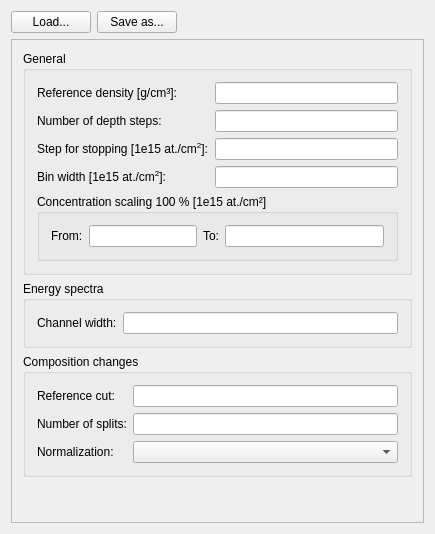
JYU-IBA/potku, file ui_files/ui_request_depth_profile_settings.ui: the form before one commit.
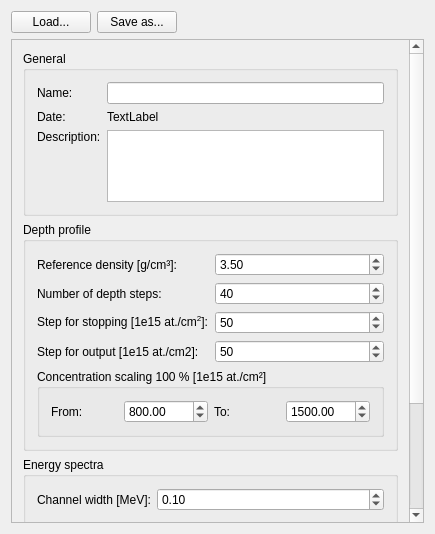
The form after the commit.

Commit message: Changed request profile settings to use spinboxes for numerical values. Also cleaned up and updated the dialog.

Patch:
```diff
--- a/ui_files/ui_request_depth_profile_settings.ui
+++ b/ui_files/ui_request_depth_profile_settings.ui
@@ -81,25 +81,110 @@
       <property name="geometry">
        <rect>
         <x>0</x>
-        <y>-34</y>
-        <width>402</width>
-        <height>512</height>
+        <y>-61</y>
+        <width>398</width>
+        <height>551</height>
        </rect>
       </property>
       <layout class="QVBoxLayout" name="verticalLayout_5">
        <item>
         <layout class="QVBoxLayout" name="verticalLayout_4">
          <item>
-          <widget class="QGroupBox" name="groupBox_4">
-           <property name="sizePolicy">
-            <sizepolicy hsizetype="Preferred" vsizetype="Preferred">
-             <horstretch>0</horstretch>
-             <verstretch>0</verstretch>
-            </sizepolicy>
-           </property>
+          <widget class="QGroupBox" name="generalGroupBox">
            <property name="title">
             <string>General</string>
            </property>
+           <layout class="QVBoxLayout" name="verticalLayout_7">
+            <item>
+             <layout class="QFormLayout" name="formLayout">
+              <item row="0" column="0">
+               <widget class="QLabel" name="label_31">
+                <property name="text">
+                 <string>Name:</string>
+                </property>
+               </widget>
+              </item>
+              <item row="0" column="1">
+               <widget class="QLineEdit" name="nameLineEdit">
+                <property name="sizePolicy">
+                 <sizepolicy hsizetype="Expanding" vsizetype="Fixed">
+                  <horstretch>0</horstretch>
+                  <verstretch>0</verstretch>
+                 </sizepolicy>
+                </property>
+                <property name="minimumSize">
+                 <size>
+                  <width>0</width>
+                  <height>0</height>
+                 </size>
+                </property>
+                <property name="maximumSize">
+                 <size>
+                  <width>16777215</width>
+                  <height>16777215</height>
+                 </size>
+                </property>
+               </widget>
+              </item>
+              <item row="1" column="0">
+               <widget class="QLabel" name="label_33">
+                <property name="text">
+                 <string>Date:</string>
+                </property>
+               </widget>
+              </item>
+              <item row="1" column="1">
+               <widget class="QLabel" name="dateLabel_2">
+                <property name="sizePolicy">
+                 <sizepolicy hsizetype="Preferred" vsizetype="Fixed">
+                  <horstretch>0</horstretch>
+                  <verstretch>0</verstretch>
+                 </sizepolicy>
+                </property>
+                <property name="text">
+                 <string>TextLabel</string>
+                </property>
+               </widget>
+              </item>
+              <item row="2" column="0">
+               <widget class="QLabel" name="label_32">
+                <property name="text">
+                 <string>Description:</string>
+                </property>
+                <property name="alignment">
+                 <set>Qt::AlignLeading|Qt::AlignLeft|Qt::AlignTop</set>
+                </property>
+               </widget>
+              </item>
+              <item row="2" column="1">
+               <widget class="QPlainTextEdit" name="descriptionPlainTextEdit">
+                <property name="sizePolicy">
+                 <sizepolicy hsizetype="Expanding" vsizetype="Fixed">
+                  <horstretch>0</horstretch>
+                  <verstretch>0</verstretch>
+                 </sizepolicy>
+                </property>
+                <property name="sizeAdjustPolicy">
+                 <enum>QAbstractScrollArea::AdjustToContents</enum>
+                </property>
+               </widget>
+              </item>
+             </layout>
+            </item>
+           </layout>
+          </widget>
+         </item>
+         <item>
+          <widget class="QGroupBox" name="depthProfileGroupBox">
+           <property name="sizePolicy">
+            <sizepolicy hsizetype="Preferred" vsizetype="Preferred">
+             <horstretch>0</horstretch>
+             <verstretch>0</verstretch>
+            </sizepolicy>
+           </property>
+           <property name="title">
+            <string>Depth profile</string>
+           </property>
            <layout class="QVBoxLayout" name="verticalLayout">
             <item>
              <layout class="QFormLayout" name="formLayout">
@@ -111,12 +196,12 @@
                </widget>
               </item>
               <item row="0" column="1">
-               <widget class="QLineEdit" name="referenceDensityLineEdit">
-                <property name="sizePolicy">
-                 <sizepolicy hsizetype="Expanding" vsizetype="Fixed">
-                  <horstretch>0</horstretch>
-                  <verstretch>0</verstretch>
-                 </sizepolicy>
+               <widget class="QDoubleSpinBox" name="referenceDensityDoubleSpinBox">
+                <property name="maximum">
+                 <double>100000000000000000620008645040778319495168.000000000000000</double>
+                </property>
+                <property name="value">
+                 <double>3.500000000000000</double>
                 </property>
                </widget>
               </item>
@@ -128,24 +213,12 @@
                </widget>
               </item>
               <item row="1" column="1">
-               <widget class="QLineEdit" name="numberOfDepthStepsLineEdit">
-                <property name="sizePolicy">
-                 <sizepolicy hsizetype="Expanding" vsizetype="Fixed">
-                  <horstretch>0</horstretch>
-                  <verstretch>0</verstretch>
-                 </sizepolicy>
+               <widget class="QSpinBox" name="numberOfDepthStepsSpinBox">
+                <property name="maximum">
+                 <number>999999999</number>
                 </property>
-                <property name="minimumSize">
-                 <size>
-                  <width>0</width>
-                  <height>0</height>
-                 </size>
-                </property>
-                <property name="maximumSize">
-                 <size>
-                  <width>16777215</width>
-                  <height>16777215</height>
-                 </size>
+                <property name="value">
+                 <number>40</number>
                 </property>
                </widget>
               </item>
@@ -157,53 +230,29 @@
                </widget>
               </item>
               <item row="2" column="1">
-               <widget class="QLineEdit" name="depthStepForStoppingLineEdit">
-                <property name="sizePolicy">
-                 <sizepolicy hsizetype="Expanding" vsizetype="Fixed">
-                  <horstretch>0</horstretch>
-                  <verstretch>0</verstretch>
-                 </sizepolicy>
+               <widget class="QSpinBox" name="depthStepForStoppingSpinBox">
+                <property name="maximum">
+                 <number>999999999</number>
                 </property>
-                <property name="minimumSize">
-                 <size>
-                  <width>0</width>
-                  <height>0</height>
-                 </size>
-                </property>
-                <property name="maximumSize">
-                 <size>
-                  <width>16777215</width>
-                  <height>16777215</height>
-                 </size>
+                <property name="value">
+                 <number>50</number>
                 </property>
                </widget>
               </item>
               <item row="3" column="0">
-               <widget class="QLabel" name="label_22">
+               <widget class="QLabel" name="stepForOutputLabel">
                 <property name="text">
-                 <string>&lt;html&gt;&lt;head/&gt;&lt;body&gt;&lt;p&gt;Bin width [1e15 at./cm&lt;span style=&quot; vertical-align:super;&quot;&gt;2&lt;/span&gt;]:&lt;/p&gt;&lt;/body&gt;&lt;/html&gt;</string>
+                 <string>Step for output [1e15 at./cm2]:</string>
                 </property>
                </widget>
               </item>
               <item row="3" column="1">
-               <widget class="QLineEdit" name="depthStepForOutputLineEdit">
-                <property name="sizePolicy">
-                 <sizepolicy hsizetype="Expanding" vsizetype="Fixed">
-                  <horstretch>0</horstretch>
-                  <verstretch>0</verstretch>
-                 </sizepolicy>
+               <widget class="QSpinBox" name="depthStepForOutputSpinBox">
+                <property name="maximum">
+                 <number>999999999</number>
                 </property>
-                <property name="minimumSize">
-                 <size>
-                  <width>0</width>
-                  <height>0</height>
-                 </size>
-                </property>
-                <property name="maximumSize">
-                 <size>
-                  <width>16777215</width>
-                  <height>16777215</height>
-                 </size>
+                <property name="value">
+                 <number>50</number>
                 </property>
                </widget>
               </item>
@@ -214,42 +263,26 @@
               <property name="title">
                <string>Concentration scaling 100 % [1e15 at./cm²]</string>
               </property>
-              <layout class="QFormLayout" name="formLayout_2">
-               <item row="0" column="0">
                 <layout class="QHBoxLayout" name="horizontalLayout_4">
                  <item>
+                <layout class="QHBoxLayout" name="horizontalLayout_3">
+                 <item>
                   <widget class="QLabel" name="label_2">
                    <property name="text">
-                    <string>&lt;html&gt;&lt;head/&gt;&lt;body&gt;&lt;p&gt;From:&lt;/p&gt;&lt;/body&gt;&lt;/html&gt;</string>
+                    <string>From:</string>
                    </property>
                   </widget>
                  </item>
                  <item>
-                  <widget class="QLineEdit" name="depthsForConcentrationScalingLineEdit_1">
-                   <property name="sizePolicy">
-                    <sizepolicy hsizetype="Expanding" vsizetype="Fixed">
-                     <horstretch>0</horstretch>
-                     <verstretch>0</verstretch>
-                    </sizepolicy>
+                  <widget class="QDoubleSpinBox" name="depthForConcentrationFromDoubleSpinBox">
+                   <property name="maximum">
+                    <double>10000000000000000139372116959414099130712064.000000000000000</double>
                    </property>
-                   <property name="minimumSize">
-                    <size>
-                     <width>70</width>
-                     <height>0</height>
-                    </size>
-                   </property>
-                   <property name="maximumSize">
-                    <size>
-                     <width>16777215</width>
-                     <height>16777215</height>
-                    </size>
+                   <property name="value">
+                    <double>800.000000000000000</double>
                    </property>
                   </widget>
                  </item>
-                </layout>
-               </item>
-               <item row="0" column="1">
-                <layout class="QHBoxLayout" name="horizontalLayout_2">
                  <item>
                   <widget class="QLabel" name="label_3">
                    <property name="text">
@@ -258,24 +291,12 @@
                   </widget>
                  </item>
                  <item>
-                  <widget class="QLineEdit" name="depthsForConcentrationScalingLineEdit_2">
-                   <property name="sizePolicy">
-                    <sizepolicy hsizetype="Expanding" vsizetype="Fixed">
-                     <horstretch>0</horstretch>
-                     <verstretch>0</verstretch>
-                    </sizepolicy>
+                  <widget class="QDoubleSpinBox" name="depthForConcentrationToDoubleSpinBox">
+                   <property name="maximum">
+                    <double>1000000000000000042420637374017961984.000000000000000</double>
                    </property>
-                   <property name="minimumSize">
-                    <size>
-                     <width>70</width>
-                     <height>0</height>
-                    </size>
-                   </property>
-                   <property name="maximumSize">
-                    <size>
-                     <width>16777215</width>
-                     <height>16777215</height>
-                    </size>
+                   <property name="value">
+                    <double>1500.000000000000000</double>
                    </property>
                   </widget>
                  </item>
@@ -298,26 +319,27 @@
               <item row="0" column="0">
                <widget class="QLabel" name="label">
                 <property name="text">
-                 <string>Channel width:</string>
+                 <string>Channel width [MeV]:</string>
                 </property>
                </widget>
               </item>
               <item row="0" column="1">
-               <widget class="QLineEdit" name="channelWidthLineEdit">
-                <property name="sizePolicy">
-                 <sizepolicy hsizetype="Expanding" vsizetype="Fixed">
-                  <horstretch>0</horstretch>
-                  <verstretch>0</verstretch>
-                 </sizepolicy>
+               <widget class="QDoubleSpinBox" name="channelWidthDoubleSpinBox">
+                <property name="maximum">
+                 <double>1000000000000000044885712678075916785549312.000000000000000</double>
                 </property>
+                <property name="singleStep">
+                 <double>0.100000000000000</double>
+                </property>
+                <property name="value">
+                 <double>0.100000000000000</double>
+                </property>
                </widget>
               </item>
              </layout>
             </item>
            </layout>
           </widget>
-         </item>
-        </layout>
        </item>
        <item>
         <widget class="QGroupBox" name="compositionChangesGroupBox">
@@ -344,9 +366,6 @@
               </property>
              </widget>
             </item>
-            <item row="1" column="1">
-             <widget class="QLineEdit" name="numberOfSplitsLineEdit"/>
-            </item>
             <item row="2" column="0">
              <widget class="QLabel" name="label_8">
               <property name="text">
@@ -362,12 +381,29 @@
                 <verstretch>0</verstretch>
                </sizepolicy>
               </property>
-             </widget>
-            </item>
+                <item>
+                 <property name="text">
+                  <string>First</string>
+                 </property>
+                </item>
+               </widget>
+              </item>
+              <item row="1" column="1">
+               <widget class="QSpinBox" name="numberOfSplitsSpinBox">
+                <property name="maximum">
+                 <number>999999999</number>
+                </property>
+                <property name="value">
+                 <number>10</number>
+                </property>
+               </widget>
+              </item>
            </layout>
           </item>
          </layout>
         </widget>
+         </item>
+        </layout>
        </item>
        <item>
         <spacer name="verticalSpacer">
```
Lines whose indentation alone changed are shown as unchanged. The commit also changes 3 other files.
